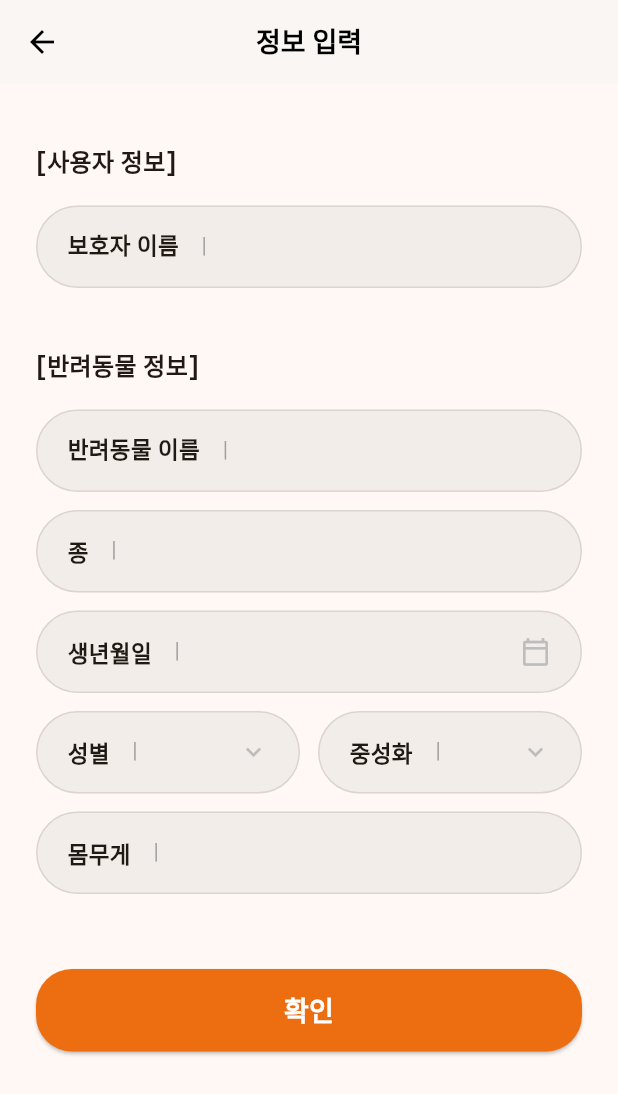
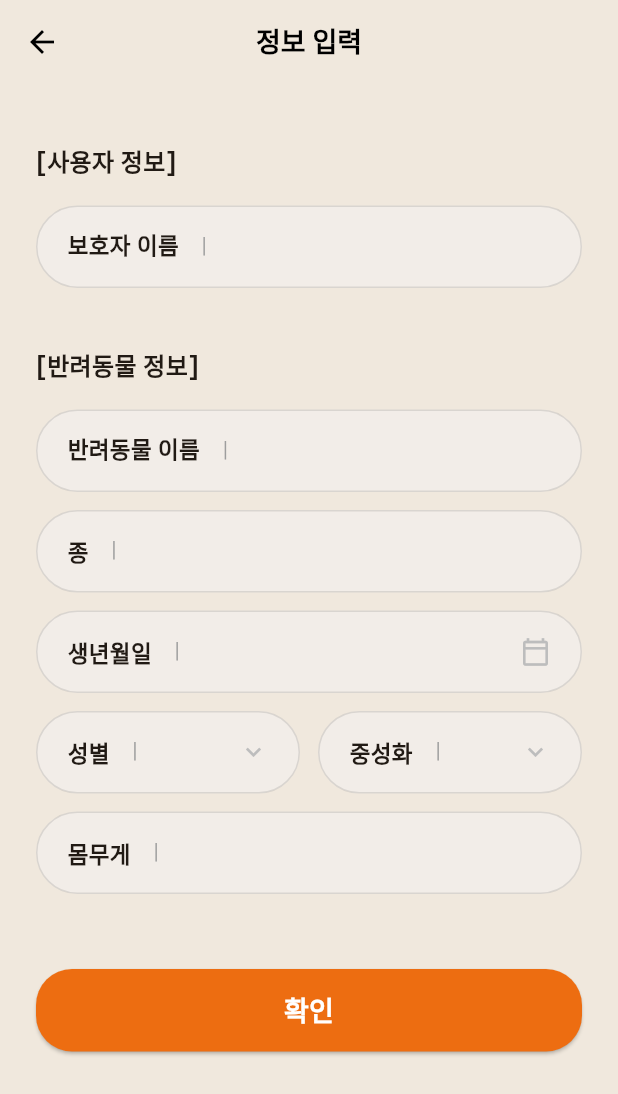
Before and after one commit to DanmmGuide/dang, a Flutter app: the InfoInputPage screen opened directly with empty values, on a phone screen of 412 x 824 dp. Shown: the top 1094 px of the screen. Run offline on Flutter 3.47's test engine with Material 3 defaults, Android fonts, the light colour scheme and no system bars; our stand-ins replace dio, image_picker, shared_preferences, sqflite; accounts and stored records are empty.

Commit message:
정보입력창 색상변경

```diff
--- a/lib/pages/auth/info_input_page.dart
+++ b/lib/pages/auth/info_input_page.dart
@@ -203,20 +203,30 @@ class _InfoInputPageState extends State<InfoInputPage> {
 
   @override
   Widget build(BuildContext context) {
-    return CommonFrame(
-      userId: widget.userId,
-      currentIndex: 4,
-      onTapNav: (_) {},
-      showBackButton: true,
-      hideBottomNav: true,
-      showSettingsIcon: false,
-      title: "정보 입력",
+    return Scaffold(
+        backgroundColor: const Color(0xFFF0E8DD),
 
-      body: SingleChildScrollView(
-        padding: const EdgeInsets.symmetric(horizontal: 24, vertical: 20),
-        child: Column(
-          children: [
-            const SizedBox(height: 20),
+        appBar: AppBar(
+          backgroundColor: const Color(0xFFF0E8DD),
+          elevation: 0,
+          leading: IconButton(
+            icon: const Icon(Icons.arrow_back, color: Colors.black),
+            onPressed: () => Navigator.pop(context),
+          ),
+          centerTitle: true,
+          title: const Text(
+            "정보 입력",
+            style: TextStyle(color: Colors.black, fontSize: 18, fontWeight: FontWeight.bold),
+          ),
+        ),
+
+            body: Container(
+              color: const Color(0xFFF0E8DD),
+              child: SingleChildScrollView(
+                padding: const EdgeInsets.symmetric(horizontal: 24, vertical: 20),
+                child: Column(
+                  children: [
+                    const SizedBox(height: 20),
 
             const Align(
               alignment: Alignment.centerLeft,
@@ -310,6 +320,7 @@ class _InfoInputPageState extends State<InfoInputPage> {
           ],
         ),
       ),
+      )
     );
   }
 
```
